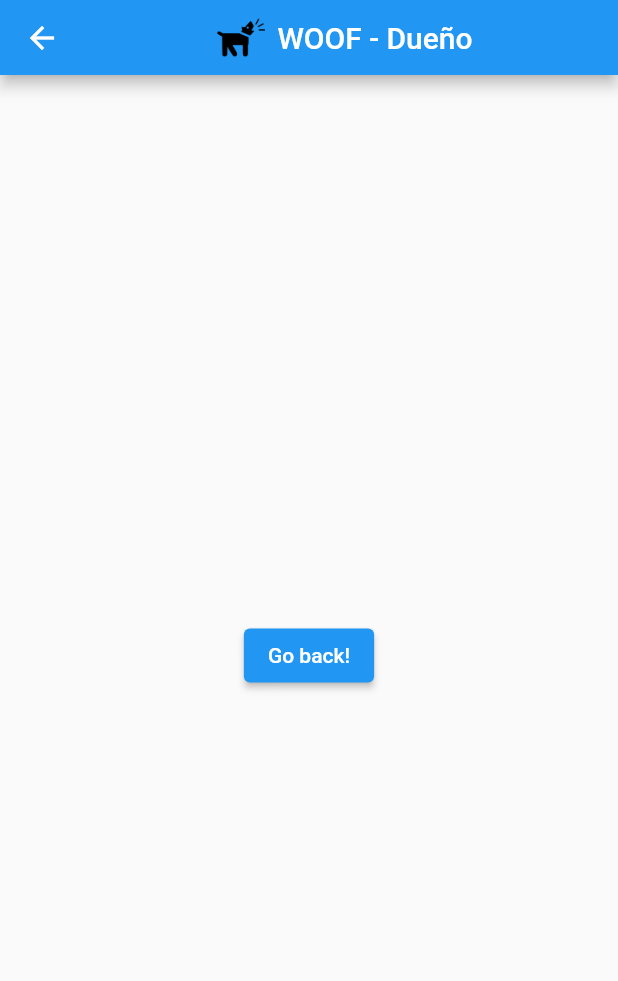
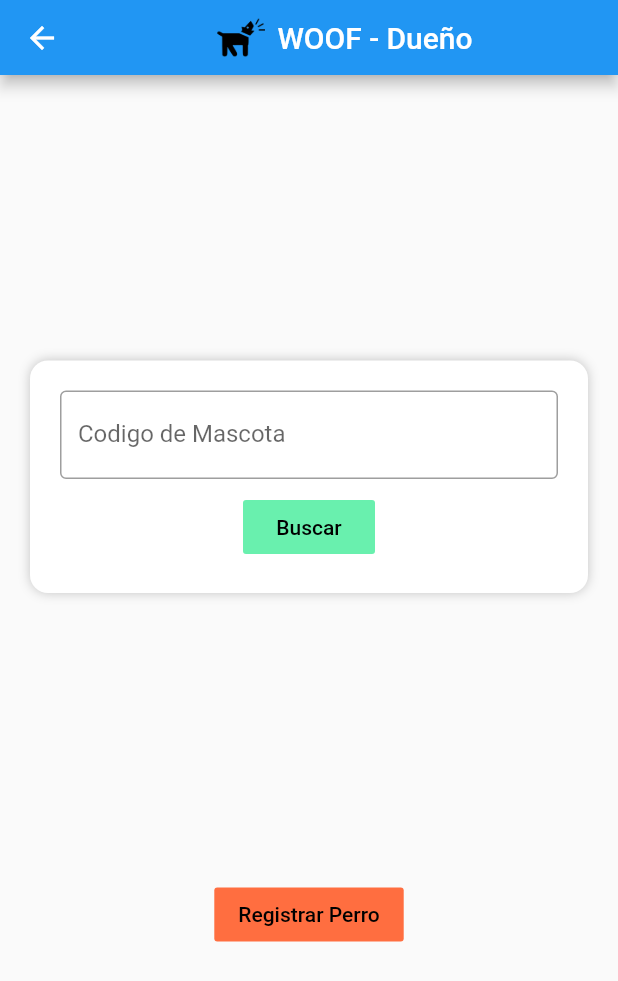
Before and after one commit to matfonseca/tdl-dart, a Flutter app: the screen it shows after launch, after a tap on "Dueño", on a phone screen of 412 x 824 dp. Shown: the top 981 px of the screen. Run offline on Flutter 3.47's test engine with Material 2 defaults, Android fonts, the phone set to English and light mode, and no system bars.

Commit message:
Changed foster login and owner to a form

```diff
--- a/App/lib/screens/owner_login.dart
+++ b/App/lib/screens/owner_login.dart
@@ -1,19 +1,22 @@
-import 'package:App/common/app_bar.dart';
-import 'package:flutter/material.dart';
+import 'package:App/screens/registration_form.dart';
 
-class OwnerLogin extends StatelessWidget {
+class OwnerLogin extends RegistrationForm {
+
+  OwnerLogin():
+        super(
+          textTitle: "Dueño",
+          textCode: "Codigo de Mascota",
+          textEnterCodeButton: "Buscar",
+          textRegisterButton: "Registrar Perro"
+      );
+
   @override
-  Widget build(BuildContext context) {
-    return Scaffold(
-      appBar: CustomAppBar(title: 'Dueño'),
-      body: Center(
-        child: ElevatedButton(
-          onPressed: () {
-            Navigator.pop(context);
-          },
-          child: Text('Go back!'),
-        ),
-      ),
-    );
+  void onPressEnterCodeButton() {
+    // TODO: implement onPressEnterCodeButton
+  }
+
+  @override
+  void onPressRegisterButton() {
+    // TODO: implement onPressRegisterButton
   }
 }
```
Also changed, not shown: App/lib/screens/foster_login.dart (+19 -15 lines), App/lib/screens/registration_form.dart (+19 -6 lines).
